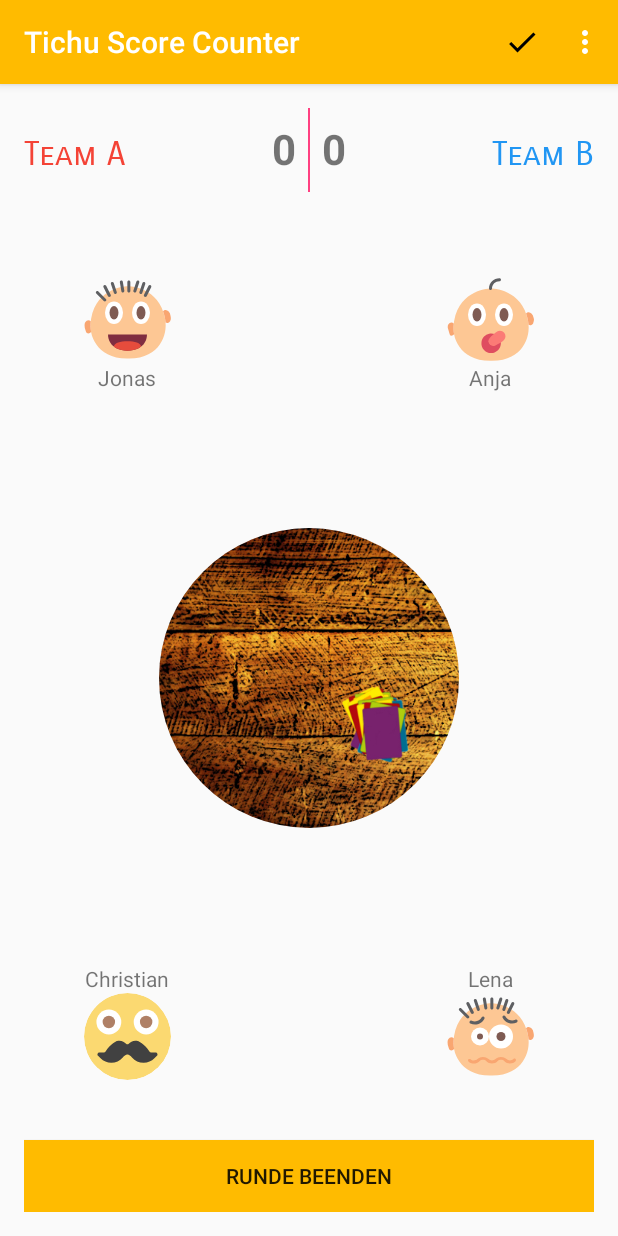
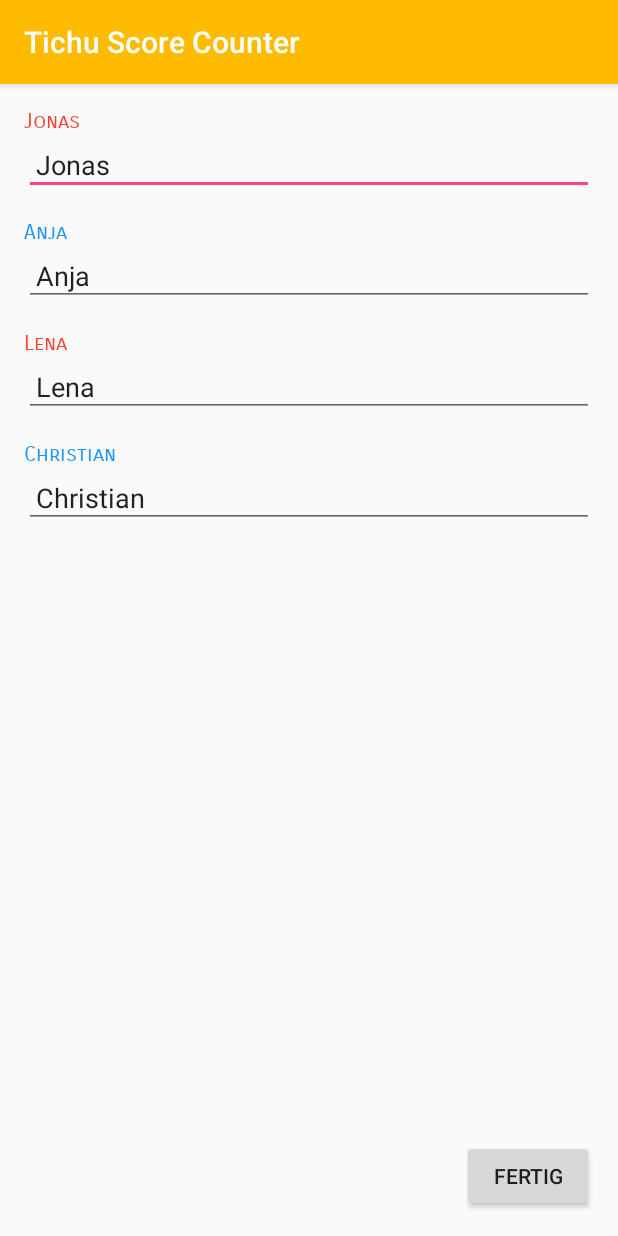
Before and after one commit to jomaway/Tichu-Score-Counter, an Android app: the screen it shows after launch (MainActivity before the commit, SetPlayersActivity after it), in the options menu, after a tap on "Set Players", on a phone screen of 412 x 824 dp. Run offline under Robolectric (Android 15) with nearby library versions, the phone set to English and light mode, and no system bars; plain views replace RoundedImageView.

Commit message:
implement change player_name basicly

```diff
--- a/app/src/main/AndroidManifest.xml
+++ b/app/src/main/AndroidManifest.xml
@@ -15,7 +15,8 @@
                 <category android:name="android.intent.category.LAUNCHER" />
             </intent-filter>
         </activity>
-        <activity android:name=".SetRoundPointsActivity"></activity>
+        <activity android:name=".SetRoundPointsActivity" />
+        <activity android:name=".SetPlayersActivity"></activity>
     </application>
 
 </manifest>
--- a/app/src/main/java/de/jomaway/tichuscorecounter/MainActivity.java
+++ b/app/src/main/java/de/jomaway/tichuscorecounter/MainActivity.java
@@ -19,12 +19,15 @@ import java.util.zip.Inflater;
 import static android.R.attr.data;
 
 public class MainActivity extends AppCompatActivity {
+    // Constants
     private static final String TAG = MainActivity.class.getSimpleName();
     private static final int PLAYER_ACTIONBAR_PLAYER_TAG = 33;
     private static final int ROUND_POINT_REQUEST = 968;
+    private static final int SET_PLAYERS_REQUEST = 250;
     private static final String TEAM_A_GAMESCORE = "gamescoreTeamA";
     private static final String TEAM_B_GAMESCORE = "gamescoreTeamB";
 
+    // MARK: Model
     // Views
     TextView player1;
     TextView player2;
@@ -39,9 +42,11 @@ public class MainActivity extends AppCompatActivity {
     String player3_name;
     String player4_name;
 
+    // Score Variables
     int totalScore_TeamA;
     int totalScore_TeamB;
 
+    // MARK: App Lifecycle Methods
     @Override
     protected void onCreate(Bundle savedInstanceState) {
         super.onCreate(savedInstanceState);
@@ -83,22 +88,52 @@ public class MainActivity extends AppCompatActivity {
                 newGame();
                 return true;
             case R.id.menu_setPlayers:
+                Intent intent = new Intent(this, SetPlayersActivity.class);
+                startActivityForResult(intent, SET_PLAYERS_REQUEST);
                 return true;
             default:
                 return super.onOptionsItemSelected(item);
         }
     }
 
+    // Gets the Result back from an startActivityForResult
+    @Override
+    protected void onActivityResult(int requestCode, int resultCode, Intent data) {
+        super.onActivityResult(requestCode, resultCode, data);
+        // Check for the right Result
+            switch (resultCode) {
+                case RESULT_OK:
+                    if (requestCode == ROUND_POINT_REQUEST) {
+                        int roundScoreTeamA = data.getIntExtra(SetRoundPointsActivity.EXTRA_TEAM_A_SCORE, 0);
+                        int roundScoreTeamB = data.getIntExtra(SetRoundPointsActivity.EXTRA_TEAM_B_SCORE, 0);
+                        addPoints(roundScoreTeamA, roundScoreTeamB);
+                        updateTotalScore();
+                    } else if (requestCode == SET_PLAYERS_REQUEST) {
+                        player1_name = data.getStringExtra(SetPlayersActivity.EXTRA_PLAYER1);
+                        player2_name = data.getStringExtra(SetPlayersActivity.EXTRA_PLAYER2);
+                        player3_name = data.getStringExtra(SetPlayersActivity.EXTRA_PLAYER3);
+                        player4_name = data.getStringExtra(SetPlayersActivity.EXTRA_PLAYER4);
+                        updatePlayerNames();
+                    }
+                    break;
+                case RESULT_CANCELED:
+                    break;
+                default:
+                    break;
+            }
+    }
+
+    @Override
+    protected void onStop() {
+        super.onStop();
+        saveGame();
+    }
+
     @Override
     public void onSaveInstanceState(Bundle savedInstanceState) {
         super.onSaveInstanceState(savedInstanceState);
-
         savedInstanceState.putInt("TeamA",totalScore_TeamA);
         savedInstanceState.putInt("TeamB",totalScore_TeamB);
-        savedInstanceState.putString("Player1", player1_name);
-        savedInstanceState.putString("Player2", player2_name);
-        savedInstanceState.putString("Player3", player3_name);
-        savedInstanceState.putString("Player4", player4_name);
     }
     @Override
     public void onRestoreInstanceState(Bundle savedInstanceState) {
@@ -109,11 +144,12 @@ public class MainActivity extends AppCompatActivity {
         totalScore_TeamB = savedInstanceState.getInt("TeamB");
     }
 
-
+    // MARK: game Methods
+    // Add Points to the total Score of both Teams
     private void addPoints(int teamA_Points, int teamB_Points) {
         totalScore_TeamA += teamA_Points;
         totalScore_TeamB += teamB_Points;
-
+        // Check if a Team won already
         checkForWinner();
     }
 
@@ -144,7 +180,7 @@ public class MainActivity extends AppCompatActivity {
         dialog.show();
     }
 
-    public void newGame() {
+    private void newGame() {
         Log.i(TAG,"new Game started");
         totalScore_TeamA = 0;
         totalScore_TeamB = 0;
@@ -174,6 +210,7 @@ public class MainActivity extends AppCompatActivity {
     }
 
 
+    // MARK: UI Update Methods
     // updates the score
     private void updateTotalScore() {
         Log.d(TAG,"update Total Score");
@@ -190,6 +227,7 @@ public class MainActivity extends AppCompatActivity {
         player4.setText(player4_name);
     }
 
+    // MARK: Methods that get called by User interaction
     // gets called if you tap on an player
     public void selectedPlayer(View view){
         //showPlayerAction(view.getId());
@@ -205,32 +243,7 @@ public class MainActivity extends AppCompatActivity {
     }
 
 
-    // Gets the Result back from an startActivityForResult
-    @Override
-    protected void onActivityResult(int requestCode, int resultCode, Intent data) {
-        super.onActivityResult(requestCode, resultCode, data);
-        // Check for the right Result
-        if (requestCode == ROUND_POINT_REQUEST) {
-            switch (resultCode) {
-                case RESULT_OK:
-                    int roundScoreTeamA = data.getIntExtra(SetRoundPointsActivity.EXTRA_TEAM_A_SCORE, 0);
-                    int roundScoreTeamB = data.getIntExtra(SetRoundPointsActivity.EXTRA_TEAM_B_SCORE, 0);
-                    addPoints(roundScoreTeamA,roundScoreTeamB);
-                    updateTotalScore();
-                    break;
-                case RESULT_CANCELED:
-                    break;
-                default:
-                    break;
-            }
-        }
-    }
 
-    @Override
-    protected void onStop() {
-        super.onStop();
-        saveGame();
-    }
 
     /*
     private void showPlayerAction(int playerID){
--- /dev/null
+++ b/app/src/main/java/de/jomaway/tichuscorecounter/SetPlayersActivity.java
@@ -0,0 +1,49 @@
+package de.jomaway.tichuscorecounter;
+
+import android.content.Intent;
+import android.support.v7.app.AppCompatActivity;
+import android.os.Bundle;
+import android.util.Log;
+import android.view.View;
+import android.widget.EditText;
+
+import static de.jomaway.tichuscorecounter.SetRoundPointsActivity.EXTRA_TEAM_A_SCORE;
+import static de.jomaway.tichuscorecounter.SetRoundPointsActivity.EXTRA_TEAM_B_SCORE;
+
+public class SetPlayersActivity extends AppCompatActivity {
+    private static final String TAG = "SetPlayersActivity";
+
+    public final static String EXTRA_PLAYER1 = "de.jomaway.tichuscorecounter.PLAYER1";
+    public final static String EXTRA_PLAYER2 = "de.jomaway.tichuscorecounter.PLAYER2";
+    public final static String EXTRA_PLAYER3 = "de.jomaway.tichuscorecounter.PLAYER3";
+    public final static String EXTRA_PLAYER4 = "de.jomaway.tichuscorecounter.PLAYER4";
+
+
+    EditText player1;
+    EditText player2;
+    EditText player3;
+    EditText player4;
+
+    @Override
+    protected void onCreate(Bundle savedInstanceState) {
+        super.onCreate(savedInstanceState);
+        setContentView(R.layout.activity_set_players);
+
+        player1 = (EditText) findViewById(R.id.player1_edit);
+        player2 = (EditText) findViewById(R.id.player2_edit);
+        player3 = (EditText) findViewById(R.id.player3_edit);
+        player4 = (EditText) findViewById(R.id.player4_edit);
+    }
+
+    public void done(View view){
+        Log.i(TAG,"done");
+        Intent returnIntent = new Intent();
+        returnIntent.putExtra(EXTRA_PLAYER1, String.valueOf(player1.getText()));
+        returnIntent.putExtra(EXTRA_PLAYER2, String.valueOf(player2.getText()));
+        returnIntent.putExtra(EXTRA_PLAYER3, String.valueOf(player3.getText()));
+        returnIntent.putExtra(EXTRA_PLAYER4, String.valueOf(player4.getText()));
+
+        setResult(RESULT_OK,returnIntent);
+        finish();
+    }
+}
--- a/app/src/main/java/de/jomaway/tichuscorecounter/SetRoundPointsActivity.java
+++ b/app/src/main/java/de/jomaway/tichuscorecounter/SetRoundPointsActivity.java
@@ -18,10 +18,11 @@ import static android.icu.lang.UCharacter.GraphemeClusterBreak.V;
 import static android.os.Build.VERSION_CODES.M;
 
 public class SetRoundPointsActivity extends AppCompatActivity {
+    private static final String TAG = "SetRoundPointsActivity";
+
     public final static String EXTRA_TEAM_A_SCORE = "de.jomaway.tichuscorecounter.TEAM_A_SCORE";
     public final static String EXTRA_TEAM_B_SCORE = "de.jomaway.tichuscorecounter.TEAM_B_SCORE";
 
-    private static final String TAG = "SetRoundPointsActivity";
     private static final int TEAM_MIN_SCORE = 0;
     private static final int TEAM_MAX_SCORE = 30;
 
--- /dev/null
+++ b/app/src/main/res/layout/activity_set_players.xml
@@ -0,0 +1,86 @@
+<?xml version="1.0" encoding="utf-8"?>
+<LinearLayout xmlns:android="http://schemas.android.com/apk/res/android"
+    xmlns:tools="http://schemas.android.com/tools"
+    android:id="@+id/activity_set_players"
+    android:layout_width="match_parent"
+    android:layout_height="match_parent"
+    android:orientation="vertical"
+    android:paddingBottom="@dimen/activity_vertical_margin"
+    android:paddingLeft="@dimen/activity_horizontal_margin"
+    android:paddingRight="@dimen/activity_horizontal_margin"
+    android:paddingTop="@dimen/activity_vertical_margin"
+    tools:context="de.jomaway.tichuscorecounter.SetPlayersActivity">
+
+    <TextView
+        android:layout_width="match_parent"
+        android:layout_height="wrap_content"
+        android:fontFamily="sans-serif-smallcaps"
+        android:text="@string/player_1"
+        android:textColor="@color/teamA" />
+
+    <EditText
+        android:id="@+id/player1_edit"
+        android:layout_width="match_parent"
+        android:layout_height="wrap_content"
+        android:layout_marginBottom="@dimen/player_edit_marginBottom"
+        android:padding="@dimen/player_edit_padding"
+        android:text="@string/player_1" />
+
+    <TextView
+        android:layout_width="match_parent"
+        android:layout_height="wrap_content"
+        android:fontFamily="sans-serif-smallcaps"
+        android:text="@string/player_2"
+        android:textColor="@color/teamB" />
+
+    <EditText
+        android:id="@+id/player2_edit"
+        android:layout_width="match_parent"
+        android:layout_height="wrap_content"
+        android:layout_marginBottom="@dimen/player_edit_marginBottom"
+        android:padding="@dimen/player_edit_padding"
+        android:text="@string/player_2" />
+
+    <TextView
+        android:layout_width="match_parent"
+        android:layout_height="wrap_content"
+        android:fontFamily="sans-serif-smallcaps"
+        android:text="@string/player_3"
+        android:textColor="@color/teamA" />
+
+    <EditText
+        android:id="@+id/player3_edit"
+        android:layout_width="match_parent"
+        android:layout_height="wrap_content"
+        android:layout_marginBottom="@dimen/player_edit_marginBottom"
+        android:padding="@dimen/player_edit_padding"
+        android:text="@string/player_3" />
+
+    <TextView
+        android:layout_width="match_parent"
+        android:layout_height="wrap_content"
+        android:fontFamily="sans-serif-smallcaps"
+        android:text="@string/player_4"
+        android:textColor="@color/teamB" />
+
+    <EditText
+        android:id="@+id/player4_edit"
+        android:layout_width="match_parent"
+        android:layout_height="wrap_content"
+        android:layout_marginBottom="@dimen/player_edit_marginBottom"
+        android:padding="@dimen/player_edit_padding"
+        android:text="@string/player_4" />
+
+    <View
+        android:layout_width="match_parent"
+        android:layout_height="@dimen/zero_for_layout_weight"
+        android:layout_weight="1" />
+
+    <Button
+        android:layout_width="wrap_content"
+        android:layout_height="wrap_content"
+        android:layout_gravity="right"
+        android:onClick="done"
+        android:text="@string/btn_done" />
+
+</LinearLayout>
--- a/app/src/main/res/values/dimens.xml
+++ b/app/src/main/res/values/dimens.xml
@@ -21,4 +21,7 @@
     <dimen name="team_name_text_size">22sp</dimen>
     <dimen name="team_score_text_size">28sp</dimen>
     <dimen name="team_score_text_padding">8dp</dimen>
+
+    <dimen name="player_edit_marginBottom">16dp</dimen>
+    <dimen name="player_edit_padding">8dp</dimen>
 </resources>
--- a/app/src/main/res/values/strings.xml
+++ b/app/src/main/res/values/strings.xml
@@ -15,6 +15,7 @@
     <string name="btn_great_tichu">GT</string>
     <string name="btn_player_out">OUT</string>
     <string name="btn_finish_Round">Runde beenden</string>
+    <string name="btn_done">Fertig</string>
 
     <string name="menu_new_game">New Game</string>
     <string name="menu_set_players">Set Players</string>
```
